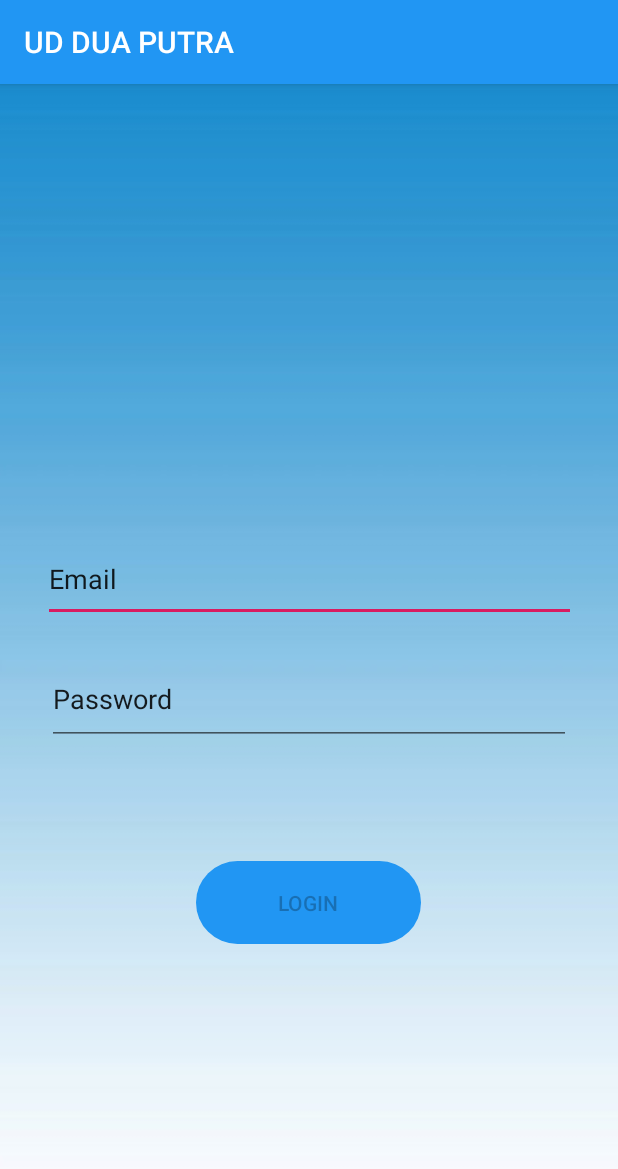
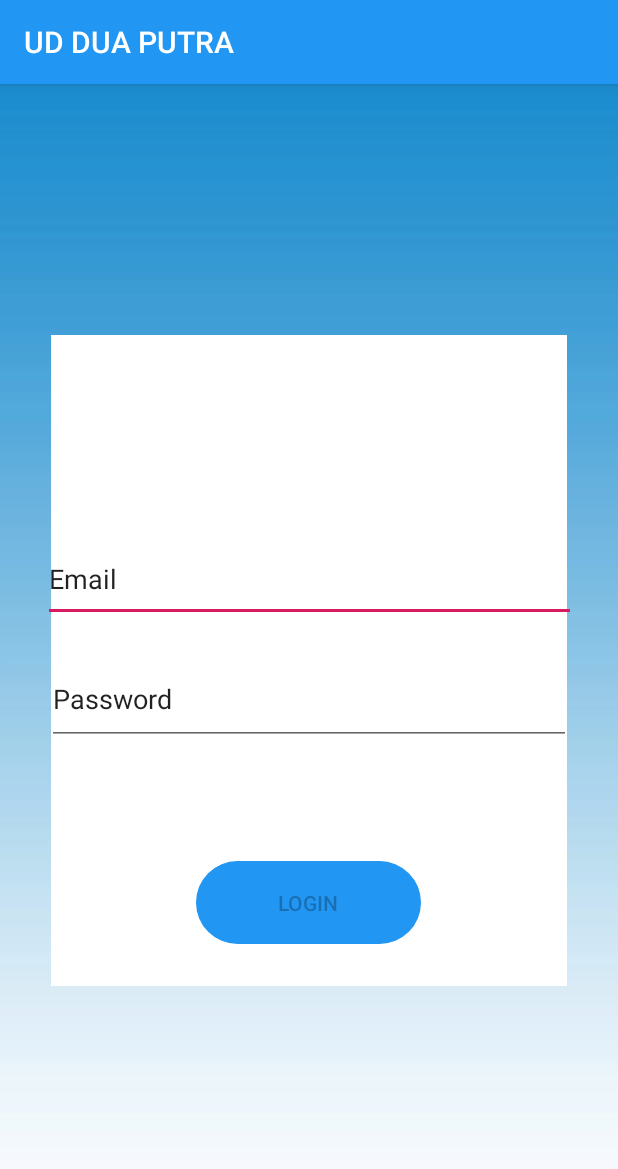
Before and after one commit to finkystudent/UD_DUA_PUTRA, an Android app: the login screen opened directly, with no data from a screen before it, on a phone screen of 412 x 824 dp. Shown: the top 1169 px of the screen. Run offline under Robolectric (Android 15) with nearby library versions, the light colour scheme and no system bars.

Commit message:
membuat frame layout pada login

```diff
--- a/app/src/main/res/layout/activity_login.xml
+++ b/app/src/main/res/layout/activity_login.xml
@@ -6,6 +6,17 @@
     android:layout_height="match_parent"
     android:background="@drawable/background1"
     tools:context=".login">
+
+    <ImageView
+        android:layout_width="344dp"
+        android:layout_height="434dp"
+        android:layout_gravity="center"
+        android:background="@color/white"
+        app:layout_constraintBottom_toBottomOf="parent"
+        app:layout_constraintEnd_toEndOf="parent"
+        app:layout_constraintStart_toStartOf="parent"
+        app:layout_constraintTop_toTopOf="parent"
+        tools:ignore="MissingConstraints" />
 
     <Button
         android:id="@+id/login"
```
